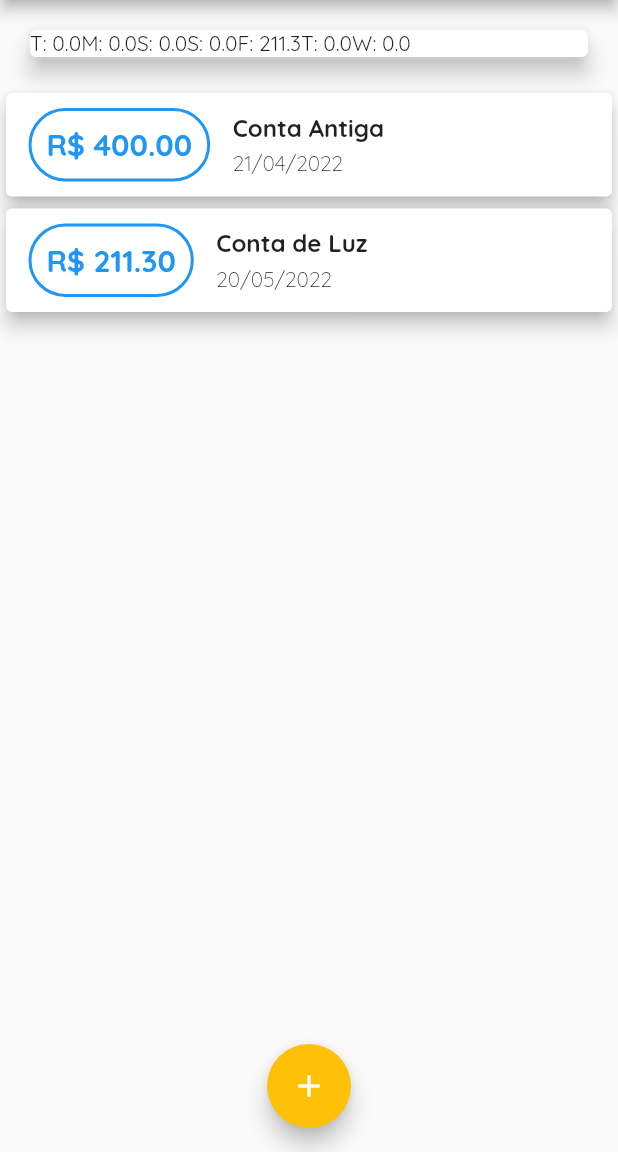
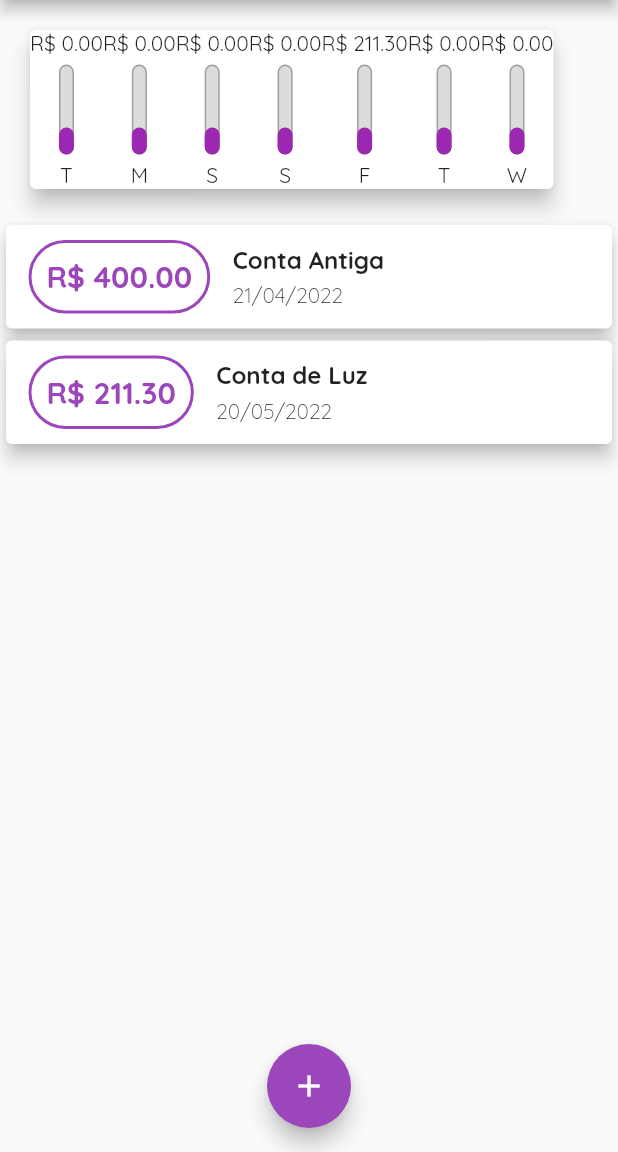
Before and after one commit to alefbispo/app_despesas, a Flutter app: the screen it shows after launch, on a phone screen of 412 x 824 dp, the part 84-1236 px from its top. Run offline on Flutter 3.47's test engine with Material 2 defaults, Android fonts, the phone set to English and light mode, and no system bars; our stand-ins replace google_fonts.

Commit message:
grafico visual das transaçoes em construção

```diff
--- a/lib/components/grafico.dart
+++ b/lib/components/grafico.dart
@@ -1,3 +1,4 @@
+import 'package:app_despesas/components/grafico_bar.dart';
 import 'package:app_despesas/models/transaction.dart';
 import 'package:flutter/material.dart';
 import 'package:intl/intl.dart';
@@ -32,13 +33,20 @@ class Grafico extends StatelessWidget {
   @override
   Widget build(BuildContext context) {
     groupedTransactions;
-    return Card(
-        elevation: 6,
-        margin: EdgeInsets.all(20),
-        child: Row(
-          children: groupedTransactions.map(((e) {
-            return Text('${e['day']}: ${e['value']}');
-          })).toList(),
-        ));
+    return SingleChildScrollView(
+      scrollDirection: Axis.horizontal,
+      child: Card(
+          elevation: 6,
+          margin: EdgeInsets.all(20),
+          child: Row(
+            children: groupedTransactions.map(((e) {
+              return GraficoBar(
+                label: e['day'] as String,
+                percentage: 0.3,
+                value: e['value'] as double,
+              );
+            })).toList(),
+          )),
+    );
   }
 }
--- /dev/null
+++ b/lib/components/grafico_bar.dart
@@ -0,0 +1,54 @@
+import 'package:flutter/material.dart';
+
+class GraficoBar extends StatelessWidget {
+  final String label;
+  final double value;
+  final double percentage;
+
+  const GraficoBar({
+    Key? key,
+    required this.label,
+    required this.percentage,
+    required this.value,
+  }) : super(key: key);
+
+  @override
+  Widget build(BuildContext context) {
+    return Column(
+      children: [
+        Text('R\$ ${value.toStringAsFixed(2)}'),
+        SizedBox(height: 5),
+        SizedBox(
+          height: 60,
+          width: 10,
+          child: Stack(
+            alignment: Alignment.bottomCenter,
+            children: [
+              Container(
+                decoration: BoxDecoration(
+                  border: Border.all(
+                    color: Colors.grey,
+                    width: 1.0,
+                  ),
+                  color: Color.fromRGBO(220, 220, 220, 1),
+                  borderRadius: BorderRadius.circular(5),
+                ),
+              ),
+              FractionallySizedBox(
+                heightFactor: percentage,
+                child: Container(
+                  decoration: BoxDecoration(
+                    color: Theme.of(context).colorScheme.primary,
+                    borderRadius: BorderRadius.circular(5),
+                  ),
+                ),
+              ),
+            ],
+          ),
+        ),
+        SizedBox(height: 5),
+        Text(label),
+      ],
+    );
+  }
+}
--- a/lib/components/transaction_form.dart
+++ b/lib/components/transaction_form.dart
@@ -56,9 +56,8 @@ class _TransactionFormState extends State<TransactionForm> {
                   onPressed: _submitForm,
                   child: Text(
                     'Nova Transação',
-                    style: TextStyle(
-                      color: Theme.of(context).primaryColor
-                    ),
+                    style:
+                        TextStyle(color: Theme.of(context).colorScheme.primary),
                   ),
                 )
               ],
--- a/lib/components/transation_list.dart
+++ b/lib/components/transation_list.dart
@@ -17,7 +17,7 @@ class TransactionList extends StatelessWidget {
               children: [
                 Text(
                   'Nenuma transação cadastrada!',
-                  style: Theme.of(context).textTheme.titleLarge,
+                  style: Theme.of(context).appBarTheme.titleTextStyle,
                 ),
                 SizedBox(
                   height: 200,
@@ -40,7 +40,7 @@ class TransactionList extends StatelessWidget {
                         decoration: BoxDecoration(
                           borderRadius: BorderRadius.circular(30),
                           border: Border.all(
-                            color: Theme.of(context).primaryColor,
+                            color: Theme.of(context).colorScheme.secondary,
                             width: 2,
                           ),
                         ),
@@ -50,7 +50,7 @@ class TransactionList extends StatelessWidget {
                           style: TextStyle(
                               fontWeight: FontWeight.bold,
                               fontSize: 20,
-                              color: Theme.of(context).primaryColor),
+                              color: Theme.of(context).colorScheme.secondary),
                         )),
                     Column(
                       crossAxisAlignment: CrossAxisAlignment.start,
--- a/lib/main.dart
+++ b/lib/main.dart
@@ -19,7 +19,8 @@ class ExpensesApp extends StatelessWidget {
         fontFamily: GoogleFonts.quicksand().fontFamily,
         colorScheme: ColorScheme.fromSwatch(
           primarySwatch: Colors.purple,
-        ).copyWith(secondary: Colors.amber),
+          accentColor: Color.fromARGB(255, 156, 70, 187),
+        ),
       ),
     );
   }
```
